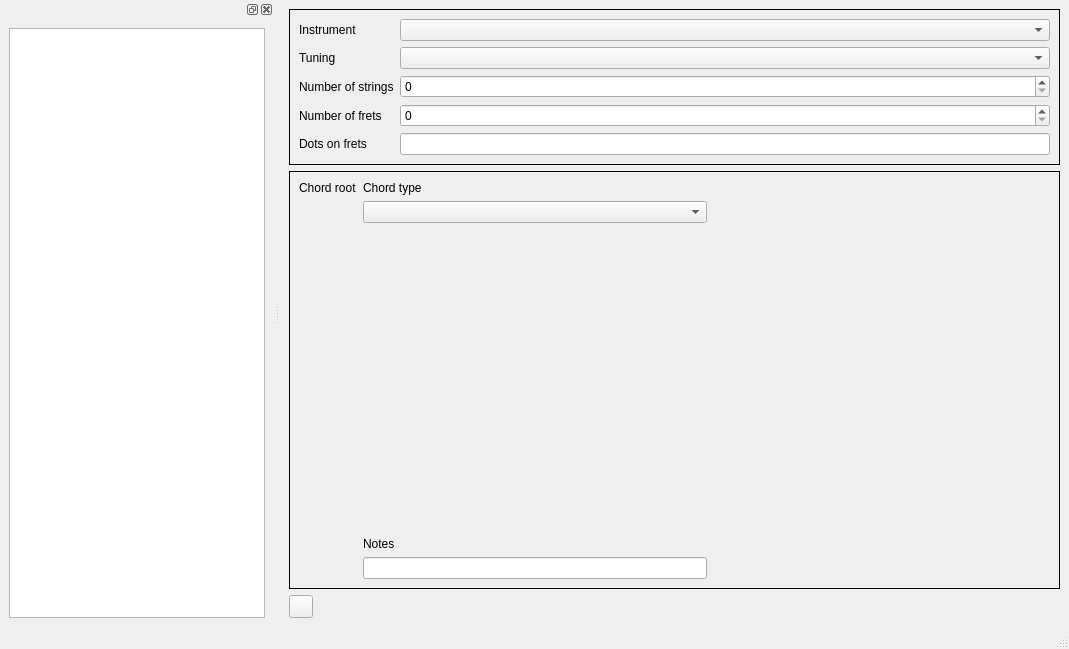
First picture: the form in GUI/mainwindow.ui, repository grotsztaksel/ChordPainter, before the edit.
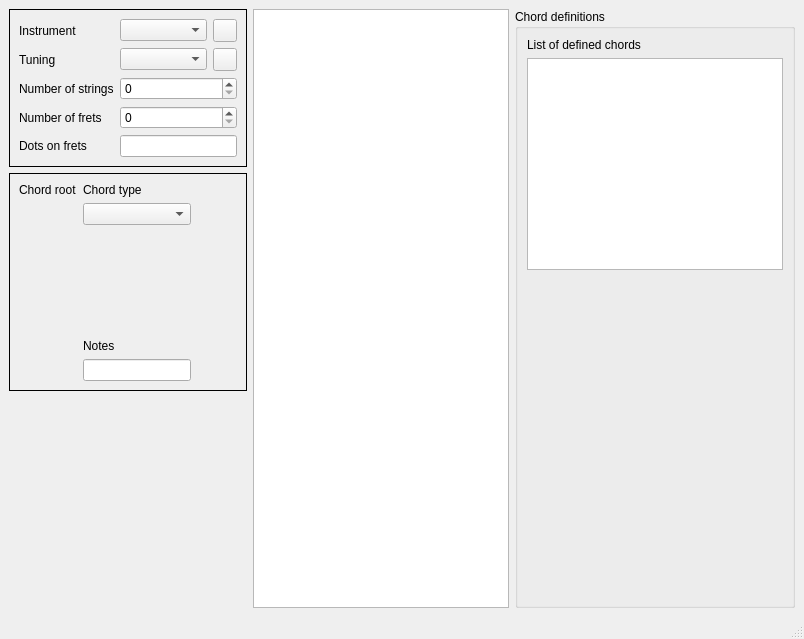
Second picture: the form after the edit. Icons and pictures are not drawn.

Commit message: Get rid of dock widget, rename tableView to fretboardView

```diff
--- a/GUI/mainwindow.ui
+++ b/GUI/mainwindow.ui
@@ -6,15 +6,17 @@
    <rect>
     <x>0</x>
     <y>0</y>
-    <width>1069</width>
-    <height>649</height>
+    <width>804</width>
+    <height>639</height>
    </rect>
   </property>
   <property name="windowTitle">
    <string>MainWindow</string>
   </property>
   <widget class="QWidget" name="centralwidget">
-   <layout class="QVBoxLayout" name="verticalLayout_2">
+   <layout class="QHBoxLayout" name="horizontalLayout_4">
+    <item>
+     <layout class="QVBoxLayout" name="verticalLayout_3">
     <item>
      <widget class="QFrame" name="frame">
       <property name="frameShape">
@@ -34,9 +36,6 @@
          </property>
         </widget>
        </item>
-       <item row="0" column="1">
-        <widget class="QComboBox" name="comboBox"/>
-       </item>
        <item row="1" column="0">
         <widget class="QLabel" name="label">
          <property name="text">
@@ -44,9 +43,6 @@
          </property>
         </widget>
        </item>
-       <item row="1" column="1">
-        <widget class="QComboBox" name="comboBox_2"/>
-       </item>
        <item row="2" column="0">
         <widget class="QLabel" name="label_4">
          <property name="text">
@@ -75,7 +71,35 @@
         </widget>
        </item>
        <item row="4" column="1">
-        <widget class="QLineEdit" name="lineEdit"/>
+          <widget class="QLineEdit" name="dotsOnFretsEditor"/>
+         </item>
+         <item row="1" column="1">
+          <layout class="QHBoxLayout" name="horizontalLayout">
+           <item>
+            <widget class="QComboBox" name="tuningComboBox"/>
+           </item>
+           <item>
+            <widget class="QToolButton" name="tuningSaveButton">
+             <property name="text">
+              <string/>
+             </property>
+            </widget>
+           </item>
+          </layout>
+         </item>
+         <item row="0" column="1">
+          <layout class="QHBoxLayout" name="horizontalLayout_5">
+           <item>
+            <widget class="QComboBox" name="instrumentComboBox"/>
+           </item>
+           <item>
+            <widget class="QToolButton" name="instrumentSaveButton">
+             <property name="text">
+              <string/>
+             </property>
+            </widget>
+           </item>
+          </layout>
        </item>
       </layout>
      </widget>
@@ -177,13 +201,73 @@
      </widget>
     </item>
     <item>
-     <widget class="QToolButton" name="saveButton">
+       <spacer name="verticalSpacer_3">
+        <property name="orientation">
+         <enum>Qt::Vertical</enum>
+        </property>
+        <property name="sizeHint" stdset="0">
+         <size>
+          <width>20</width>
+          <height>40</height>
+         </size>
+        </property>
+       </spacer>
+      </item>
+     </layout>
+    </item>
+    <item>
+     <widget class="QTableView" name="fretboardView"/>
+    </item>
+    <item>
+     <widget class="QGroupBox" name="groupBox">
+      <property name="title">
+       <string>Chord definitions</string>
+      </property>
+      <layout class="QVBoxLayout" name="verticalLayout_2">
+       <item>
+        <widget class="QLabel" name="label_9">
       <property name="text">
-       <string/>
-      </property>
-      <property name="icon">
-       <iconset theme="SP_DialogSaveButton"/>
-      </property>
+          <string>List of defined chords</string>
+         </property>
+        </widget>
+       </item>
+       <item>
+        <widget class="QTableView" name="chordTable"/>
+       </item>
+       <item>
+        <layout class="QHBoxLayout" name="horizontalLayout_3">
+         <item>
+          <spacer name="horizontalSpacer_2">
+           <property name="orientation">
+            <enum>Qt::Horizontal</enum>
+           </property>
+           <property name="sizeHint" stdset="0">
+            <size>
+             <width>40</width>
+             <height>20</height>
+            </size>
+           </property>
+          </spacer>
+         </item>
+         <item>
+          <widget class="QWidget" name="chordPicWidget" native="true">
+           <property name="sizePolicy">
+            <sizepolicy hsizetype="Fixed" vsizetype="Fixed">
+             <horstretch>0</horstretch>
+             <verstretch>0</verstretch>
+            </sizepolicy>
+           </property>
+           <property name="minimumSize">
+            <size>
+             <width>160</width>
+             <height>320</height>
+            </size>
+           </property>
+          </widget>
+         </item>
+        </layout>
+       </item>
+      </layout>
      </widget>
     </item>
    </layout>
@@ -199,21 +283,6 @@
    </property>
   </widget>
   <widget class="QStatusBar" name="statusbar"/>
-  <widget class="QDockWidget" name="dockWidget">
-   <property name="accessibleName">
-    <string>Instrument</string>
-   </property>
-   <attribute name="dockWidgetArea">
-    <number>1</number>
-   </attribute>
-   <widget class="QWidget" name="dockWidgetContents">
-    <layout class="QHBoxLayout" name="horizontalLayout">
-     <item>
-      <widget class="QTableView" name="tableView"/>
-     </item>
-    </layout>
-   </widget>
-  </widget>
  </widget>
  <resources/>
  <connections/>
```
Left out of the diff: 10 changed lines with no effect on the pictures. Lines whose indentation alone changed are shown as unchanged. The commit also changes 2 other files.
